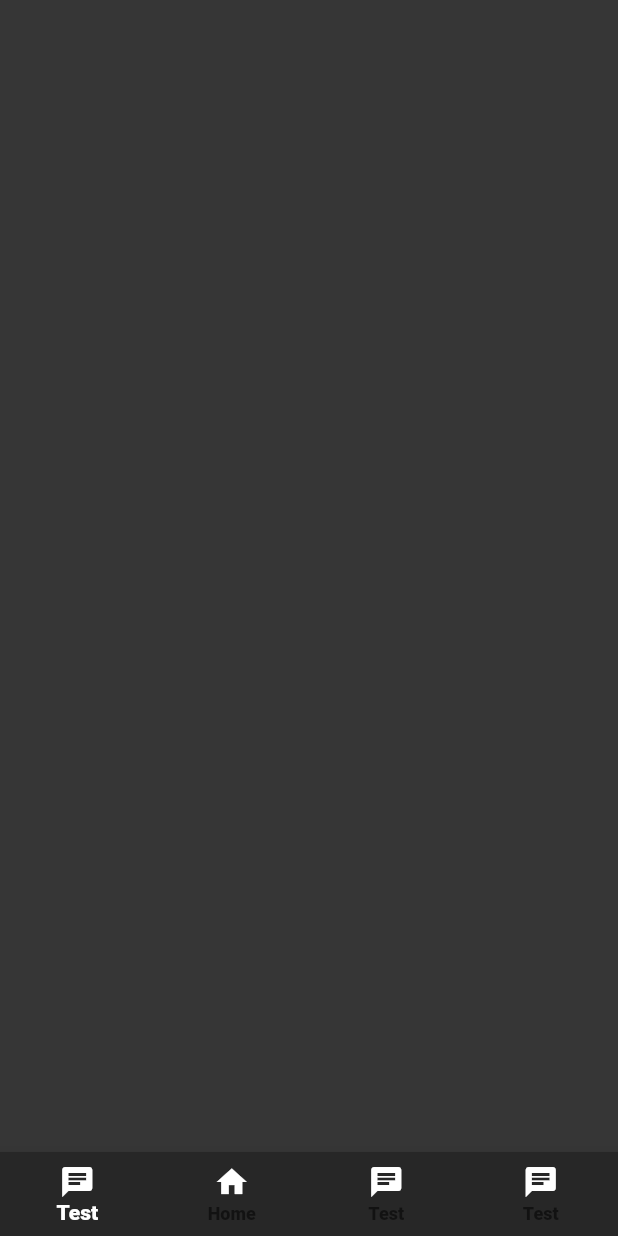
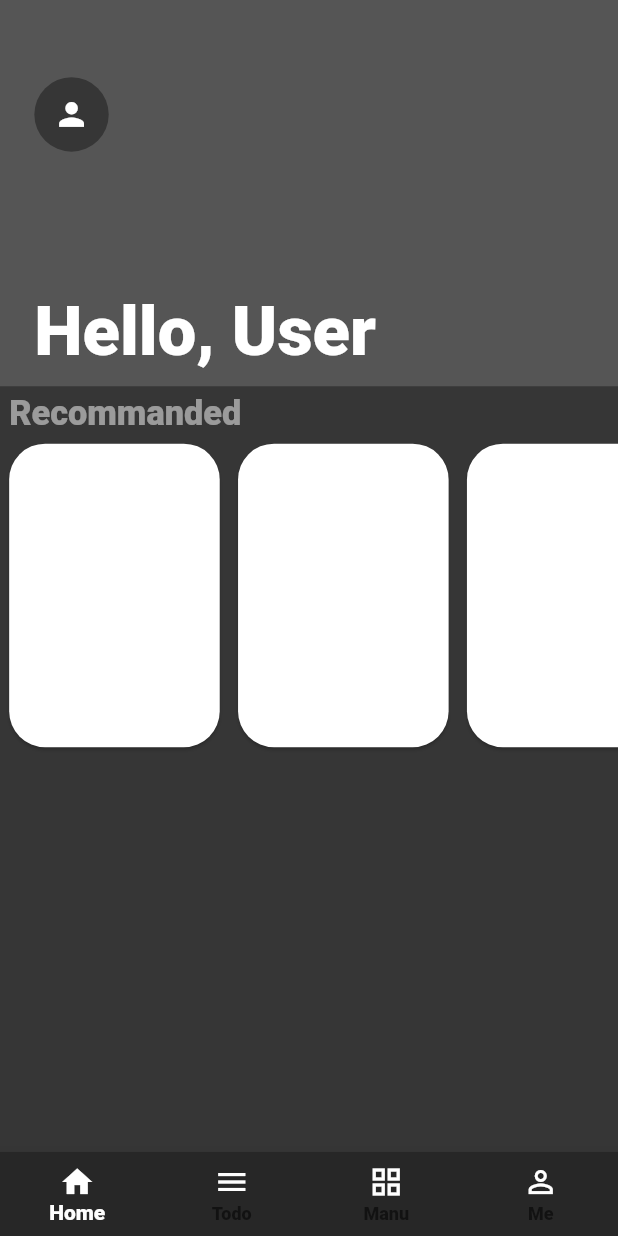
Before and after one commit to jasonleung101/United-mobile, a Flutter app: the HomePage screen opened by its route, on a phone screen of 412 x 824 dp. Run offline on Flutter 3.47's test engine with Material 2 defaults, Android fonts, the phone set to English and light mode, and no system bars; our stand-ins replace flutter_screenutil, get, logger, splashscreen.

```diff
--- a/lib/utils/theme.dart
+++ b/lib/utils/theme.dart
@@ -4,6 +4,7 @@ import 'package:flutter_screenutil/flutter_screenutil.dart';
 class AppTheme {
   static const darkGrey = const Color(0xff363636);
   static const navBarDarkGrey = const Color(0xFF272727);
+  static const lightGrey = const Color(0xFF555555);
   static const white = const Color(0xffffffff);
   static const white_50 = const Color(0x80ffffff);
 
--- a/lib/views/postLogin/home/homePage.dart
+++ b/lib/views/postLogin/home/homePage.dart
@@ -2,7 +2,9 @@ import 'package:flutter/material.dart';
 import 'package:get/get.dart';
 import 'package:password_manager_mobile/global/globalController.dart';
 import 'package:password_manager_mobile/widgets/appBottomNavBar.dart';
+import 'package:flutter_screenutil/flutter_screenutil.dart';
 
+import '../../../utils/appUtils.dart';
 import '../../../utils/theme.dart';
 
 class HomePage extends StatelessWidget {
@@ -12,7 +14,58 @@ class HomePage extends StatelessWidget {
     return Scaffold(
       backgroundColor: AppTheme.darkGrey,
       bottomNavigationBar: AppBottomNavBar(),
-      body: Container(),
+      body: Container(
+        child: Column(
+          crossAxisAlignment: CrossAxisAlignment.start,
+          children: [
+            SizedBox(
+              height: 600.h,
+              child: Container(
+                color: AppTheme.lightGrey,
+                child: Align(
+                  alignment: Alignment.bottomLeft,
+                  child: Text(
+                    'Hello, User',
+                    style: TextStyle(
+                      fontSize:
+                          ScreenUtil().setSp(120, allowFontScalingSelf: true),
+                    ),
+                  ).addPaddingToTheWidget(left: 60.w, bottom: 20.h),
+                ),
+              ),
+            ),
+            Text(
+              "Recommanded",
+              style: TextStyle(
+                fontSize: ScreenUtil().setSp(60, allowFontScalingSelf: true),
+                color: AppTheme.white_50,
+              ),
+            ).addPaddingToTheWidget(left: 16.w, top: 12.h),
+            Container(
+              width: double.infinity,
+              height: 500.h,
+              child: ListView.builder(
+                shrinkWrap: true,
+                scrollDirection: Axis.horizontal,
+                itemCount: 5,
+                itemBuilder: (BuildContext context, int index) {
+                  return SizedBox(
+                    width: 400.w,
+                    child: Container(
+                      child: Card(
+                        margin: EdgeInsets.all(16.w),
+                        shape: RoundedRectangleBorder(
+                          borderRadius: BorderRadius.circular(24.0),
+                        ),
+                      ),
+                    ),
+                  );
+                },
+              ),
+            )
+          ],
+        ),
+      ).addAvatar(),
     );
   }
 }
--- a/lib/views/preLogin/login/loginPage.dart
+++ b/lib/views/preLogin/login/loginPage.dart
@@ -30,7 +30,7 @@ class LoginPage extends StatelessWidget {
           AppTextFormField(
             textController: controller.usernameInputController,
             labelText: "Username",
-          ).addPaddingToTheWidget(0, 0, 36.h, 0),
+          ).addPaddingToTheWidget(top: 0, right: 0, bottom: 36.h, left: 0),
           AppTextFormField(
             textController: controller.passwordInputController,
             labelText: "Password",
@@ -41,7 +41,7 @@ class LoginPage extends StatelessWidget {
                 controller.isBtnEnable(false);
               }
             },
-          ).addPaddingToTheWidget(0, 0, 36.h, 0),
+          ).addPaddingToTheWidget(top: 0, right: 0, bottom: 36.h, left: 0),
           Obx(
             () => RaisedButton(
               child: Text(
@@ -58,7 +58,7 @@ class LoginPage extends StatelessWidget {
             ),
           ),
         ],
-      ).addPaddingToTheWidget(0, 24.w, 0, 24.w),
+      ).addPaddingToTheWidget(top: 0, right: 24.w, bottom: 0, left: 24.w),
     );
   }
 }
--- a/lib/widgets/appBottomNavBar.dart
+++ b/lib/widgets/appBottomNavBar.dart
@@ -18,28 +18,28 @@ class AppBottomNavBar extends StatelessWidget {
           items: <BottomNavigationBarItem>[
             BottomNavigationBarItem(
                 icon: Icon(
-                  Icons.chat,
-                  color: AppTheme.white,
-                ),
-                label: 'Test'),
-            BottomNavigationBarItem(
-                icon: Icon(
                   Icons.home,
                   color: AppTheme.white,
                 ),
                 label: 'Home'),
             BottomNavigationBarItem(
                 icon: Icon(
-                  Icons.chat,
+                  Icons.menu,
                   color: AppTheme.white,
                 ),
-                label: 'Test'),
+                label: 'Todo'),
             BottomNavigationBarItem(
                 icon: Icon(
-                  Icons.chat,
+                  Icons.grid_view,
                   color: AppTheme.white,
                 ),
-                label: 'Test'),
+                label: 'Manu'),
+            BottomNavigationBarItem(
+                icon: Icon(
+                  Icons.person_outline,
+                  color: AppTheme.white,
+                ),
+                label: 'Me'),
           ],
           fixedColor: AppTheme.white,
           backgroundColor: AppTheme.navBarDarkGrey,
```
Also changed, not shown: lib/utils/extension.dart (+22 -2 lines), lib/views/preLogin/landingPage.dart (+4 -3 lines), lib/views/preLogin/register/registerPage.dart (+4 -4 lines).
